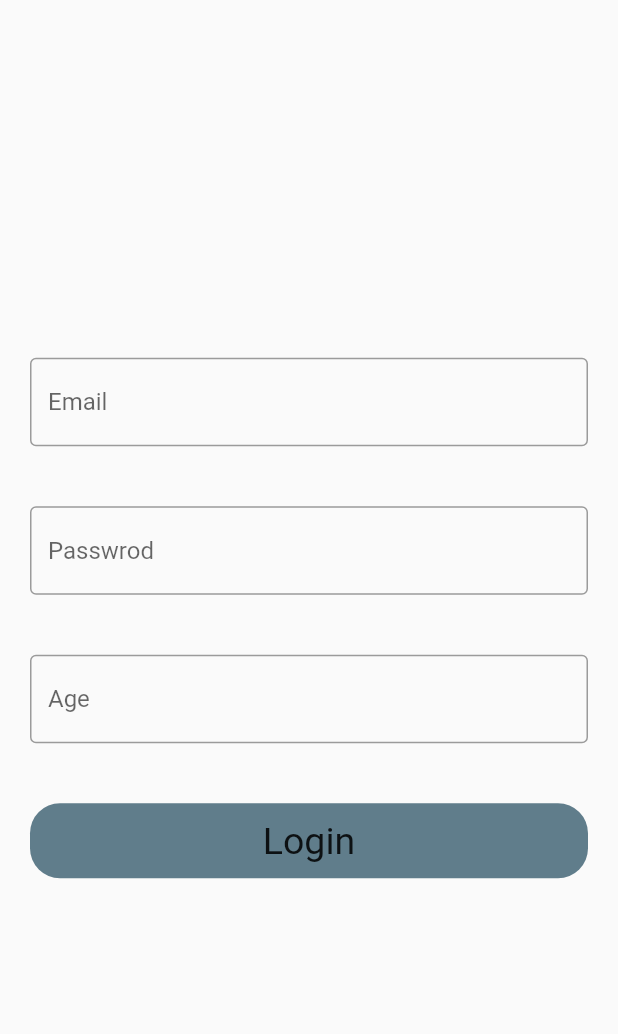
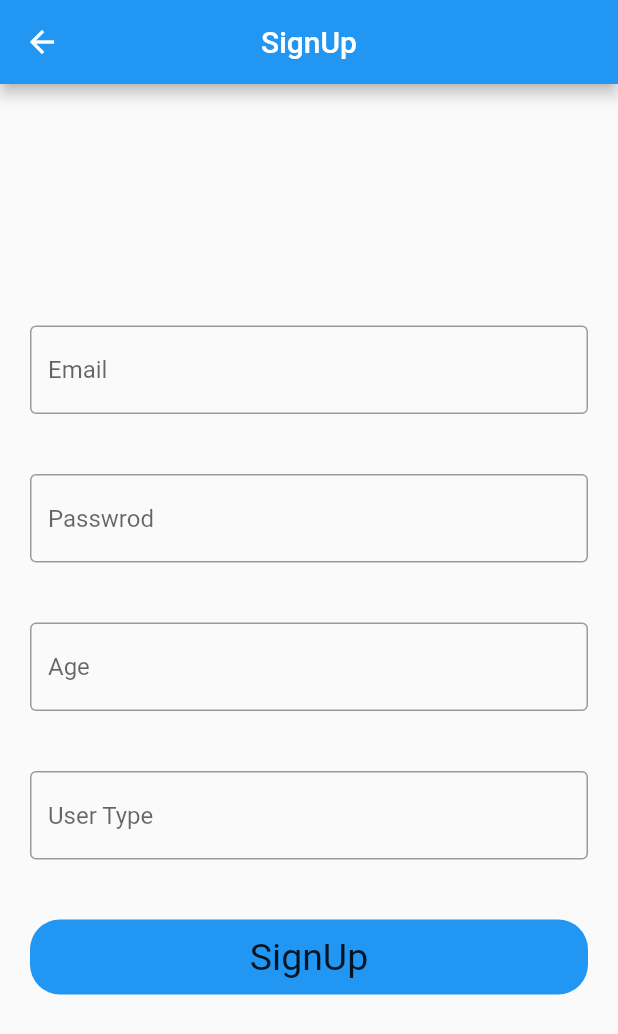
Before and after one commit to hassan-ahmed90/MultiRoleApp_SharedPreference, a Flutter app: the Home screen opened directly, after a tap on "Logout", on a phone screen of 412 x 824 dp. Shown: the top 1034 px of the screen. Run offline on Flutter 3.47's test engine with Material 2 defaults, Android fonts, the phone set to English and light mode, and no system bars; our stand-ins replace shared_preferences; accounts and stored records are empty; network calls fail.

Commit message:
First Commit

```diff
--- a/lib/home.dart
+++ b/lib/home.dart
@@ -1,6 +1,6 @@
 
 import 'package:flutter/material.dart';
-import 'package:shared_multi_role/login.dart';
+import 'package:shared_multi_role/sing_up.dart';
 import 'package:shared_preferences/shared_preferences.dart';
 class Home extends StatefulWidget {
   const Home({Key? key}) : super(key: key);
@@ -68,7 +68,7 @@ class _HomeState extends State<Home> {
 
                 SharedPreferences sp = await SharedPreferences.getInstance();
                sp.clear();
-                Navigator.push(context, MaterialPageRoute(builder: (context)=>Login()));
+                Navigator.push(context, MaterialPageRoute(builder: (context)=>SignUp()));
 
               },
               child: Container(
--- a/lib/login.dart
+++ /dev/null
@@ -1,80 +0,0 @@
-import 'package:flutter/material.dart';
-import 'package:shared_multi_role/home.dart';
-import 'package:shared_preferences/shared_preferences.dart';
-class Login extends StatefulWidget {
-  const Login({Key? key}) : super(key: key);
-
-  @override
-  State<Login> createState() => _LoginState();
-}
-
-class _LoginState extends State<Login> {
-
-  final emailController = TextEditingController();
-  final passwordController = TextEditingController();
-  final ageController = TextEditingController();
-  @override
-  Widget build(BuildContext context) {
-    return Scaffold(
-      body: Padding(
-        padding: EdgeInsets.symmetric(horizontal: 20),
-        child: Column(
-          mainAxisAlignment: MainAxisAlignment.center,
-          children: [
-
-            TextFormField(
-              controller: emailController,
-              decoration: InputDecoration(
-                hintText: "Email",
-                border: OutlineInputBorder(
-                ),
-              ),
-            ),
-            SizedBox(height: 40,),
-            TextFormField(
-              controller: passwordController,
-              obscureText: true,
-              decoration: InputDecoration(
-                hintText: "Passwrod",
-                border: OutlineInputBorder(
-                ),
-              ),
-            ),
-            SizedBox(height: 40,),
-            TextFormField(
-              controller: ageController,
-              keyboardType: TextInputType.number,
-
-              decoration: InputDecoration(
-                hintText: "Age",
-                border: OutlineInputBorder(
-                ),
-              ),
-            )
-            ,SizedBox(height: 40,),
-            InkWell(
-              onTap: ()async{
-
-                SharedPreferences sp = await SharedPreferences.getInstance();
-                sp.setString("email", emailController.text.toString());
-                sp.setString("Age", ageController.text.toString());
-                sp.setBool("isLogin", true);
-                Navigator.push(context, MaterialPageRoute(builder: (context)=>Home()));
-
-              },
-              child: Container(
-                height: 50,
-                width: double.infinity,
-                decoration: BoxDecoration(
-                  color: Colors.blueGrey,
-                  borderRadius: BorderRadius.circular(20),
-                ),
-                child: Center(child: Text("Login",style: TextStyle(fontSize: 25),),),
-              ),
-            )
-          ],
-        ),
-      ),
-    );
-  }
-}
--- a/lib/student_view.dart
+++ b/lib/student_view.dart
@@ -1,6 +1,6 @@
 
 import 'package:flutter/material.dart';
-import 'package:shared_multi_role/login.dart';
+import 'package:shared_multi_role/sing_up.dart';
 import 'package:shared_preferences/shared_preferences.dart';
 class Student extends StatefulWidget {
   const Student({Key? key}) : super(key: key);
@@ -68,7 +68,7 @@ class _StudentState extends State<Student> {
 
                 SharedPreferences sp = await SharedPreferences.getInstance();
                 sp.clear();
-                Navigator.push(context, MaterialPageRoute(builder: (context)=>Login()));
+                Navigator.push(context, MaterialPageRoute(builder: (context)=>SignUp()));
 
               },
               child: Container(
--- a/lib/teacher_view.dart
+++ b/lib/teacher_view.dart
@@ -1,6 +1,6 @@
 
 import 'package:flutter/material.dart';
-import 'package:shared_multi_role/login.dart';
+import 'package:shared_multi_role/sing_up.dart';
 import 'package:shared_preferences/shared_preferences.dart';
 class Teache extends StatefulWidget {
   const Teache({Key? key}) : super(key: key);
@@ -68,7 +68,7 @@ class _TeacheState extends State<Teache> {
 
                 SharedPreferences sp = await SharedPreferences.getInstance();
                 sp.clear();
-                Navigator.push(context, MaterialPageRoute(builder: (context)=>Login()));
+                Navigator.push(context, MaterialPageRoute(builder: (context)=>SignUp()));
 
               },
               child: Container(
```
